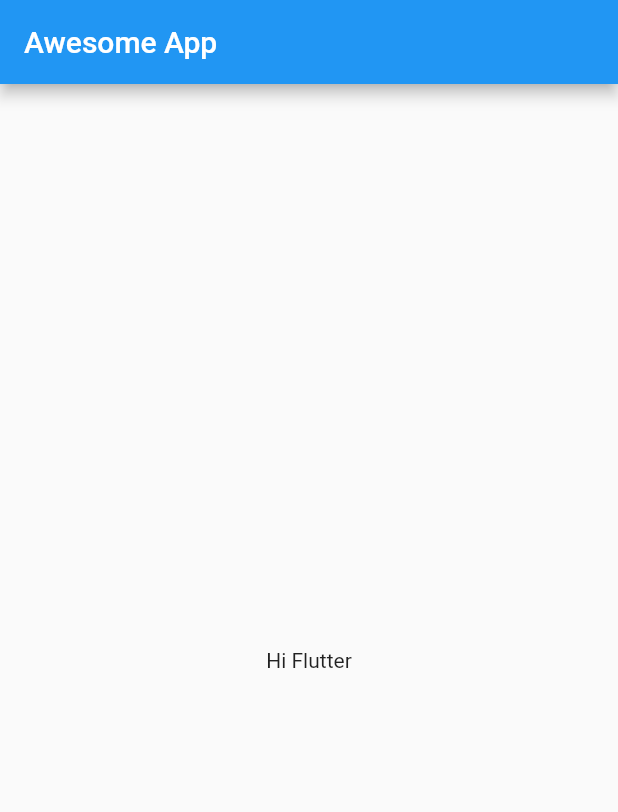
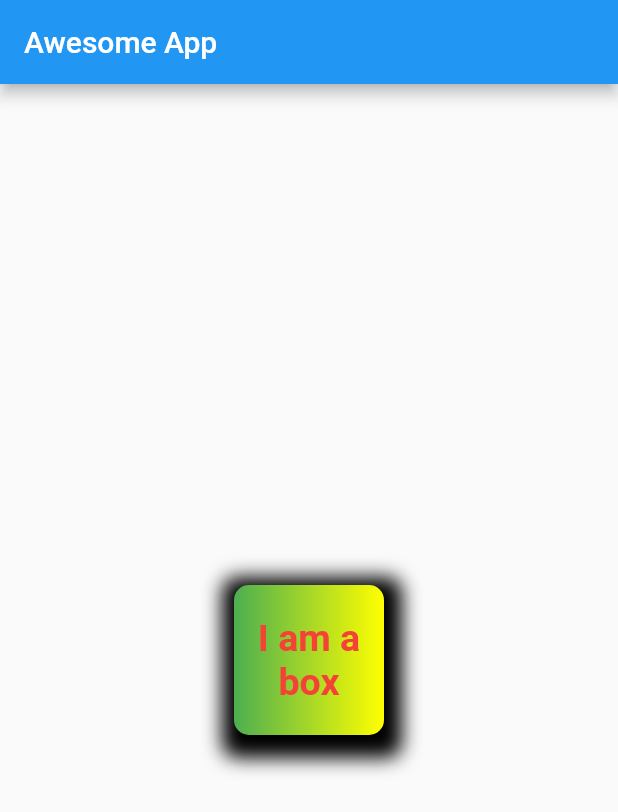
Before and after one commit to Sapna2001/Flutter, a Flutter app: the screen it shows after launch, on a phone screen of 412 x 824 dp. Shown: the top 812 px of the screen. Run offline on Flutter 3.47's test engine with Material 2 defaults, Android fonts, the phone set to English and light mode, and no system bars.

Commit message:
Files Added

```diff
--- a/Hi flutter/lib/main.dart
+++ b/Hi flutter/lib/main.dart
@@ -14,9 +14,34 @@ class homePage extends StatelessWidget {
       appBar: AppBar(
         title: Text("Awesome App"),
       ),
-        body:Container(
-          child: Center(child: Text("Hi Flutter")),
-        )
+        body:Center(
+          child: Container(
+            width: 100,
+            height: 100,
+            padding: const EdgeInsets.all(10),
+            alignment: Alignment.center,
+            decoration: BoxDecoration(
+              color: Colors.blue,
+              borderRadius: BorderRadius.circular(10),
+              boxShadow: [
+                BoxShadow(
+                  color: Colors.black,
+                  blurRadius: 10,
+                  spreadRadius: 10,
+                  offset: Offset(2.0,5.0)
+                )
+              ],
+              gradient: LinearGradient(colors: [Colors.green,Colors.yellowAccent])
+            ),
+            child: Text("I am a box",
+            textAlign: TextAlign.center,
+            style: TextStyle(
+              color: Colors.red,
+              fontWeight: FontWeight.bold,
+              fontSize: 25
+            )),
+          ),
+        ),
     );
   }
 }
```
